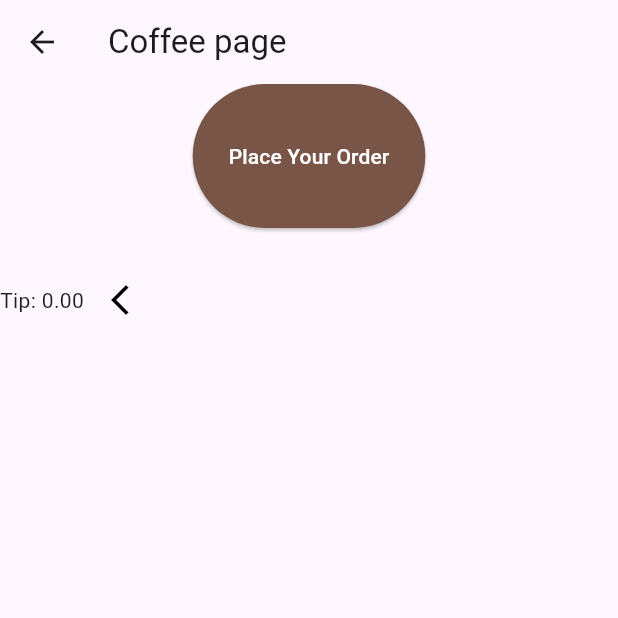
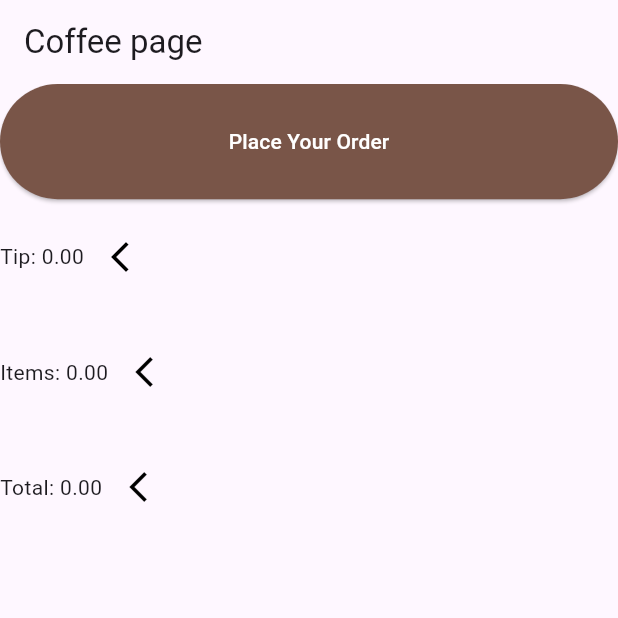
Before and after one commit to koechio/COFFEE_CARD, a Flutter app: the OrderPage screen opened directly, on a phone screen of 412 x 824 dp, the top half of it. Run offline on Flutter 3.47's test engine with Material 3 defaults, Android fonts, the phone set to English and light mode, and no system bars.

Commit message:
feat: add the tip, items and totals section to the order_page/checkout

```diff
--- a/lib/main.dart
+++ b/lib/main.dart
@@ -1,27 +1,31 @@
 //import 'package:coffee_card/screens/coffee_details.dart';
+import 'package:coffee_card/screens/order_page.dart';
 import 'package:flutter/material.dart';
 
 void main() {
   runApp(
-    //MaterialApp(
-     // title: "Coffee Page",
-      //home: CoffeeDetailsPage(),
+    // MaterialApp(
+    //  title: "Coffee Page",
+    //   home: CoffeeDetailsPage(),
+     MaterialApp(
+     title: "Coffee Page",
+      home: OrderPage(),));
 
 
-      MaterialApp(
-        title: "Coffee Page",
-       home: Scaffold(
-        appBar: AppBar(
-          title: Text("Coffee Page"),
-          backgroundColor: Colors.brown[700]!,
-          centerTitle: true,
-        ),
-       // body: SingleChildScrollView(
-          body: Home(),
-          bottomNavigationBar: BottomNavBar(),),
-      ),
-   // ),
-  );
+  //     MaterialApp(
+  //     title: "Coffee Page",
+  //     home: Scaffold(
+  //     appBar: AppBar(
+  //     title: Text("Coffee Page"),
+  //     backgroundColor: Colors.brown[700]!,
+  //     centerTitle: true,
+  //      ),
+
+  //         body: Home(),
+  //        bottomNavigationBar: BottomNavBar(),),
+  //      ),
+
+  //);
 }
 
 class Home extends StatelessWidget {
--- a/lib/screens/order_page.dart
+++ b/lib/screens/order_page.dart
@@ -9,10 +9,14 @@ class OrderPage extends StatelessWidget {
       appBar: AppBar(title: Text("Coffee page")),
       body: SafeArea(
         child: Column(
+          // Main parent, It holds the Order button at the top, the Order details and totals at the middle,
+          //and the Payment Details at the bottom
           children: [
             Expanded(
               // This is the flexbox for the place your order button at the top
               flex: 1,
+              child: SizedBox(
+                width: double.infinity,
                 child: ElevatedButton(
                   onPressed: () {},
                   style: ElevatedButton.styleFrom(
@@ -22,9 +26,14 @@ class OrderPage extends StatelessWidget {
                   child: const Text("Place Your Order"),
                 ),
               ),
+            ),
+
             Expanded(
               // This is the middle section listing out the prices, tips and total
-              flex: 1,
+              flex: 3,
+              child: Column(
+                children: [
+                  Expanded(
                     child: Row(
                       children: [
                         Text("Tip: "),
@@ -39,10 +48,51 @@ class OrderPage extends StatelessWidget {
                         ],
                         ),
                         ),
-            Expanded(flex: 6,child: Column())
+
+                        Expanded(
+                          child: Row(
+                            children: [
+                              Text("Items: "),
+                              Text("0.00"),
+                              IconButton(
+                                onPressed: () {},
+                                icon: const Icon(
+                                  Icons.arrow_back_ios_new,
+                                  color: Colors.black,
+                                ),
+                              ),
                             ],
                           ),
                         ),
-    );
+
+                        Expanded(
+                          child: Row(
+                            children: [
+                              Text("Total: "),
+                              Text("0.00"),
+                              IconButton(
+                                onPressed: () {},
+                                icon: const Icon(
+                                  Icons.arrow_back_ios_new,
+                                  color: Colors.black,
+                                ),
+                              ),
+                            ],
+                          ),
+                        ),
+
+                ]
+                      //Expanded(child: child)
+                    ),
+                  ),
+
+
+
+
+            Expanded(flex: 6, child: Column()),
+
+
+     ], ),),);
+
   }
 }
```
Lines whose indentation alone changed are shown as unchanged.
